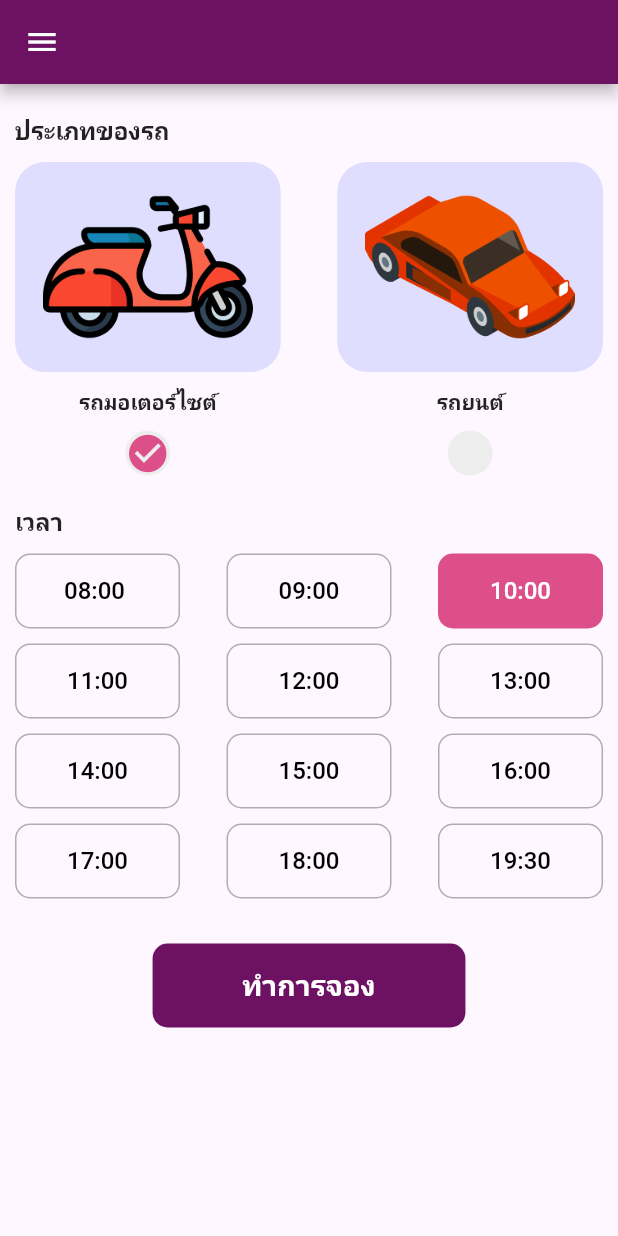
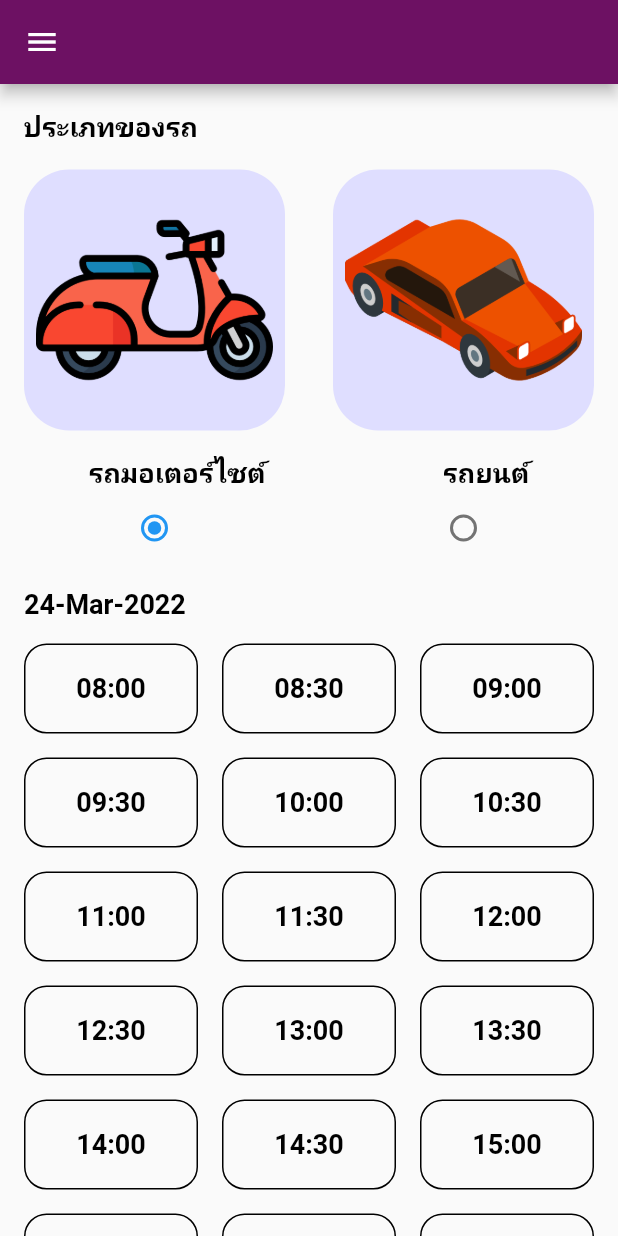
Before and after one commit to juneert/final_cyc, a Flutter app: the MyService screen opened by its route, on a phone screen of 412 x 824 dp. Run offline on Flutter 3.47's test engine with Material 2 defaults, Android fonts, the phone set to English and light mode, and no system bars; our stand-ins replace cloud_firestore, firebase_auth, firebase_core, google_maps_flutter, location; accounts and stored records are empty; Roboto replaces fonts that are missing (Raleway).

Commit message:
Near Finish

```diff
--- a/lib/main.dart
+++ b/lib/main.dart
@@ -5,7 +5,7 @@ import 'package:flutter/material.dart';
 
 late String initiaRoute = '/authen'; //เมื่อเป็น null จะทำตรงนี้เลย
 
-Future<Null> main() async {
+Future<void> main() async {
   WidgetsFlutterBinding.ensureInitialized();
   await Firebase.initializeApp().then((value) async {
     await FirebaseAuth.instance.authStateChanges().listen((event) {
--- /dev/null
+++ b/lib/utility/my_constant.dart
@@ -0,0 +1,69 @@
+import 'package:flutter/material.dart';
+
+class Myconstast {
+  static Color darkColor = const Color(0xff6d1163);
+  static Color primaryColor = const Color(0xffd173c2);
+  static Color lightColor = const Color(0xfffff7ff);
+  static Color textColor = const Color.fromARGB(255, 0, 0, 0);
+  static Color bgColor = const Color(0xffdfdeff);
+
+  static var timeServiceCars = <String>[
+    '08:00',
+    '09:00',
+    '10:00',
+    '11:00',
+    '12:00',
+    '13:00',
+    '14:00',
+    '15:00',
+    '16:00',
+    '17.00',
+    '18.00',
+    '19.00'
+  ];
+
+  static var timeServiceMotos = <String>[
+    '08:00',
+    '08:30',
+    '09:00',
+    '09:30',
+    '10:00',
+    '10:30',
+    '11:00',
+    '11:30',
+    '12:00',
+    '12:30',
+    '13:00',
+    '13:30',
+    '14:00',
+    '14:30',
+    '15:00',
+    '15:30',
+    '16:00',
+    '16:30',
+    '17.00',
+    '17.30',
+    '18.00',
+    '18.30',
+    '19.00',
+    '19.30',
+  ];
+
+  TextStyle h1Style() => TextStyle(
+        color: textColor,
+        fontSize: 30,
+        fontWeight: FontWeight.bold,
+      );
+
+  TextStyle h2Style() => TextStyle(
+        color: textColor,
+        fontSize: 18,
+        fontWeight: FontWeight.w700,
+      );
+
+  TextStyle h3Style() => TextStyle(
+        color: textColor,
+        fontSize: 14,
+        fontWeight: FontWeight.normal,
+      );
+}
--- a/lib/widget/my_service.dart
+++ b/lib/widget/my_service.dart
@@ -2,6 +2,7 @@ import 'package:cyc_test/utility/my_style.dart';
 import 'package:cyc_test/widget/address.dart';
 import 'package:cyc_test/widget/information_login.dart';
 import 'package:cyc_test/widget/home_screen.dart';
+import 'package:cyc_test/widget/show_time_and_type.dart';
 import 'package:firebase_auth/firebase_auth.dart';
 import 'package:firebase_core/firebase_core.dart';
 import 'package:flutter/material.dart';
@@ -13,7 +14,8 @@ class MyService extends StatefulWidget {
 
 class _MyServiceState extends State<MyService> {
   //late String user, email;
-  Widget currentWidget = homePage();
+  // Widget currentWidget = homePage();
+   Widget currentWidget = const ShowTimeAndType();
   String? name, email;
 
   @override
@@ -70,7 +72,7 @@ class _MyServiceState extends State<MyService> {
       subtitle: const Text('Show all Time Slot'),
       onTap: () {
         setState(() {
-          currentWidget = homePage();
+          currentWidget = const ShowTimeAndType();
         });
         Navigator.pop(context);
       },
--- /dev/null
+++ b/lib/widget/show_image.dart
@@ -0,0 +1,26 @@
+import 'package:cyc_test/utility/my_constant.dart';
+import 'package:flutter/material.dart';
+
+class ShowImage extends StatelessWidget {
+  final double? width;
+  final String pathImage;
+  const ShowImage({
+    Key? key,
+    this.width,
+    required this.pathImage,
+  }) : super(key: key);
+
+  @override
+  Widget build(BuildContext context) {
+    return Container(
+      margin: const EdgeInsets.symmetric(vertical:16),
+      padding: const EdgeInsets.all(8),
+      decoration: BoxDecoration(
+        borderRadius: BorderRadius.circular(30),
+        color: Myconstast.bgColor,
+      ),
+      width: width ?? 200,
+      child: Image.asset(pathImage),
+    );
+  }
+}
--- /dev/null
+++ b/lib/widget/show_text.dart
@@ -0,0 +1,17 @@
+import 'package:cyc_test/utility/my_constant.dart';
+import 'package:flutter/material.dart';
+
+class ShowText extends StatelessWidget {
+  final String label;
+  final TextStyle? textStyle;
+  const ShowText({
+    Key? key,
+    required this.label,
+    this.textStyle,
+  }) : super(key: key);
+
+  @override
+  Widget build(BuildContext context) {
+    return Text(label,style: textStyle ?? Myconstast().h3Style(),);
+  }
+}
--- /dev/null
+++ b/lib/widget/show_time_and_type.dart
@@ -0,0 +1,161 @@
+import 'package:cyc_test/utility/my_constant.dart';
+import 'package:cyc_test/widget/show_image.dart';
+import 'package:cyc_test/widget/show_text.dart';
+import 'package:cyc_test/widget/showchoosetime.dart';
+import 'package:flutter/material.dart';
+import 'package:intl/intl.dart';
+//import 'package:flutter/rendering.dart';
+
+class ShowTimeAndType extends StatefulWidget {
+  const ShowTimeAndType({
+    Key? key,
+  }) : super(key: key);
+
+  @override
+  State<ShowTimeAndType> createState() => _ShowTimeAndTypeState();
+}
+
+class _ShowTimeAndTypeState extends State<ShowTimeAndType> {
+  int indexWidget = 0;
+  DateTime? dateTime;
+  String? dateTimeStr;
+  var listTimeService = <List<String>>[];
+
+  @override
+  void initState() {
+    super.initState();
+    dateTime = DateTime.now();
+    DateFormat dateFormat = DateFormat('dd-MMM-yyyy');
+    dateTimeStr = dateFormat.format(dateTime!);
+    listTimeService.add(Myconstast.timeServiceMotos);
+    listTimeService.add(Myconstast.timeServiceCars);
+  }
+
+  @override
+  Widget build(BuildContext context) {
+    return Scaffold(
+      body: LayoutBuilder(builder: (context, constaraints) {
+        return SingleChildScrollView(
+          child: Column(
+            children: [
+              newTitle('ประเภทของรถ'),
+              newImage(constaraints),
+              newSubTitle(),
+              newRadioGroup(),
+              newTitle(dateTimeStr!),
+              newChooseTimeService(),
+              newReserve(constaraints)
+            ],
+          ),
+        );
+      }),
+    );
+  }
+
+  SizedBox newReserve(BoxConstraints constaraints) {
+    return SizedBox(
+      width: constaraints.maxWidth,
+      child: ElevatedButton(
+        style: ElevatedButton.styleFrom(primary: Myconstast.darkColor),
+        onPressed: () {},
+        child: const Text('ทำการจอง'),
+      ),
+    );
+  }
+
+  Widget newChooseTimeService() {
+    return Padding(
+      padding: const EdgeInsets.all(16.0),
+      child: GridView.builder(
+        shrinkWrap: true,
+        physics: const ScrollPhysics(),
+        itemCount: listTimeService[indexWidget].length,
+        gridDelegate: const SliverGridDelegateWithFixedCrossAxisCount(
+          crossAxisCount: 3,
+          mainAxisSpacing: 16,
+          crossAxisSpacing: 16,
+          mainAxisExtent: 60,
+        ),
+        itemBuilder: (context, index) => Container(
+          alignment: Alignment.center,
+          decoration: BoxDecoration(
+              border: Border.all(), borderRadius: BorderRadius.circular(15),),
+          child: ShowText(
+            label: listTimeService[indexWidget][index],
+            textStyle: Myconstast().h2Style(),
+          ),
+        ),
+      ),
+    );
+  }
+
+  Row newRadioGroup() {
+    return Row(
+      mainAxisAlignment: MainAxisAlignment.spaceAround,
+      children: [
+        Radio(
+            value: 0,
+            groupValue: indexWidget,
+            onChanged: (value) {
+              setState(() {
+                indexWidget = int.parse(value.toString());
+              });
+            }),
+        Radio(
+            value: 1,
+            groupValue: indexWidget,
+            onChanged: (value) {
+              setState(() {
+                indexWidget = int.parse(value.toString());
+              });
+            }),
+      ],
+    );
+  }
+
+  Row newSubTitle() {
+    return Row(
+      mainAxisAlignment: MainAxisAlignment.spaceAround,
+      children: [
+        ShowText(
+          label: 'รถมอเตอร์ไซต์',
+          textStyle: Myconstast().h2Style(),
+        ),
+        ShowText(
+          label: 'รถยนต์',
+          textStyle: Myconstast().h2Style(),
+        ),
+      ],
+    );
+  }
+
+  Row newImage(BoxConstraints constaraints) {
+    return Row(
+      mainAxisAlignment: MainAxisAlignment.spaceAround,
+      children: [
+        ShowImage(
+          pathImage: 'images/mo.png',
+          width: constaraints.maxWidth * 0.5 - 32,
+        ),
+        ShowImage(
+          pathImage: 'images/car.png',
+          width: constaraints.maxWidth * 0.5 - 32,
+        )
+      ],
+    );
+  }
+
+  Row newTitle(String label) {
+    return Row(
+      children: [
+        Padding(
+          padding: const EdgeInsets.only(left: 16, top: 16),
+          child: ShowText(
+            label: label,
+            textStyle: Myconstast().h2Style(),
+          ),
+        ),
+      ],
+    );
+  }
+}
--- a/pubspec.yaml
+++ b/pubspec.yaml
@@ -47,6 +47,7 @@ dependencies:
   # flutter_automation: ^2.0.0
   # url_launcher: ^6.0.20
   location: ^4.3.0
+  intl: ^0.17.0
 
 
 dev_dependencies:
```
Also changed, not shown: lib/widget/authen.dart (+10 -2 lines), lib/widget/models/user_model.dart (added, +24 -0 lines), lib/widget/register.dart (+25 -36 lines), lib/widget/showchoosetime.dart (added, +31 -0 lines), pubspec.lock, 2 other files.
